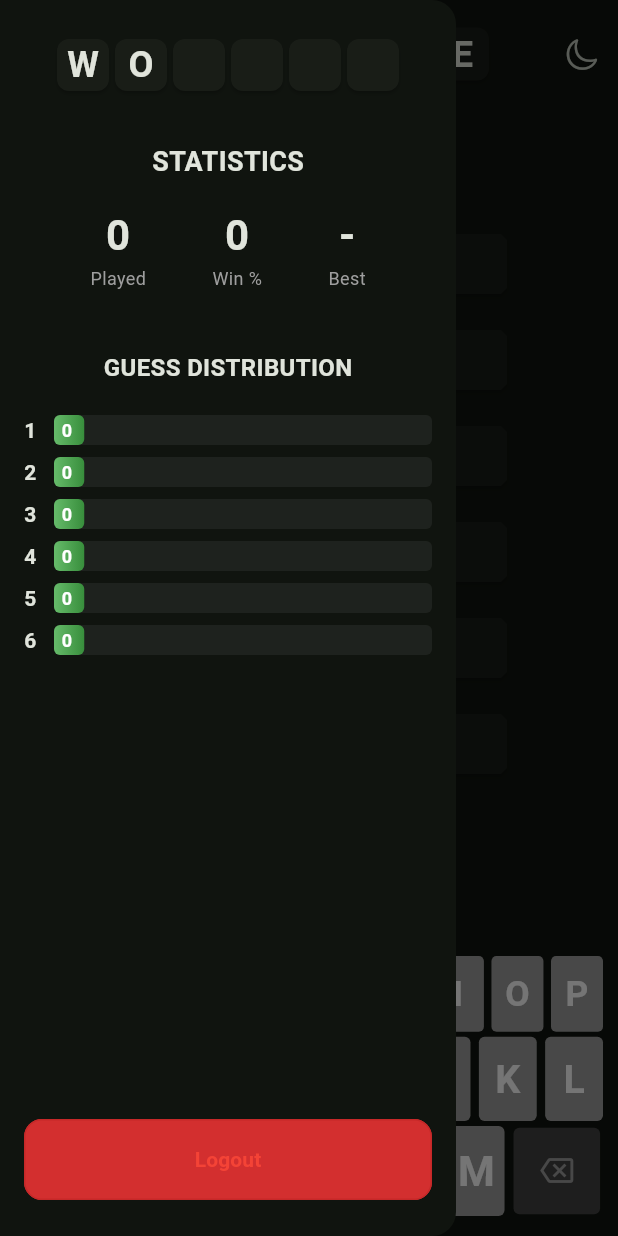
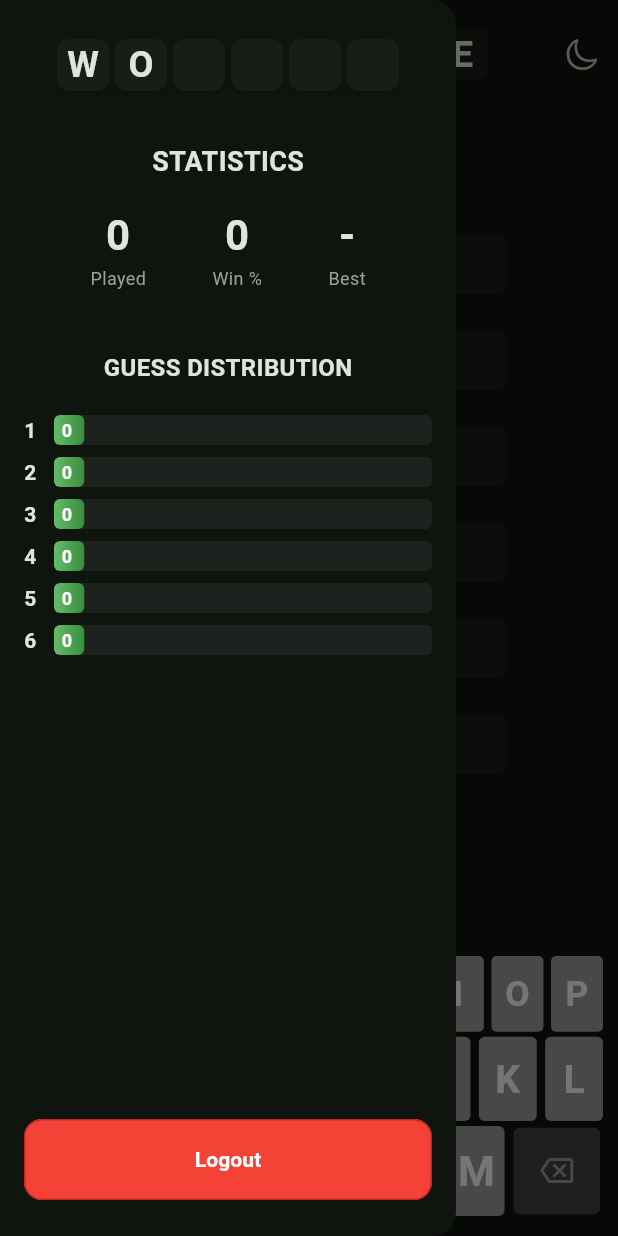
Before and after one commit to Suramyavns/wordle-infinite, a Flutter app: the screen it shows once a user with an empty profile is signed in, with the side drawer open, on a phone screen of 412 x 824 dp. Run offline on Flutter 3.47's test engine with Material 3 defaults, Android fonts, the phone set to English and light mode, and no system bars; our stand-ins replace cloud_firestore, firebase_auth, firebase_core, google_sign_in, shared_preferences; missing offline and left inert: dicto, word_generator; accounts and stored records are empty; statements that could not run were skipped.

Commit message:
button color change

```diff
--- a/lib/widgets/drawer_widget.dart
+++ b/lib/widgets/drawer_widget.dart
@@ -116,7 +116,7 @@ class _DrawerWidgetState extends State<DrawerWidget> {
     return ElevatedButton(
       onPressed: isLoading ? null : handleLogOut,
       style: ElevatedButton.styleFrom(
-        backgroundColor: Colors.red.shade700,
+        backgroundColor: Colors.red,
         foregroundColor: Colors.red,
         elevation: 0,
         minimumSize: const Size(double.infinity, 54),
@@ -134,7 +134,13 @@ class _DrawerWidgetState extends State<DrawerWidget> {
                 color: Colors.white,
               ),
             )
-          : const Text('Logout', style: TextStyle(fontWeight: FontWeight.bold)),
+          : const Text(
+              'Logout',
+              style: TextStyle(
+                fontWeight: FontWeight.bold,
+                color: Colors.white,
+              ),
+            ),
     );
   }
 }
```
